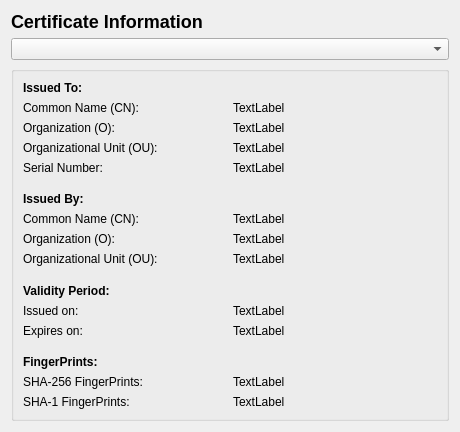
Old version of the form src/sslinfo.ui in the repository KDE/rekonq.
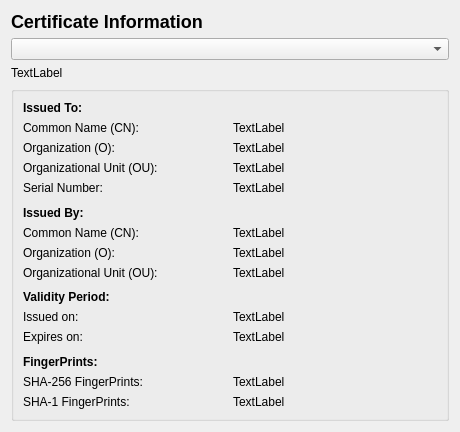
New version of the form.

What changed in the file:
```diff
--- a/src/sslinfo.ui
+++ b/src/sslinfo.ui
@@ -30,6 +30,13 @@
    <item>
     <widget class="QComboBox" name="comboBox"/>
    </item>
+   <item>
+    <widget class="QLabel" name="certInfoLabel">
+     <property name="text">
+      <string>TextLabel</string>
+     </property>
+    </widget>
+   </item>
    <item>
     <widget class="QGroupBox" name="groupBox">
      <property name="title">
```
Left out of the diff: 2 changed lines with no effect on the pictures.
